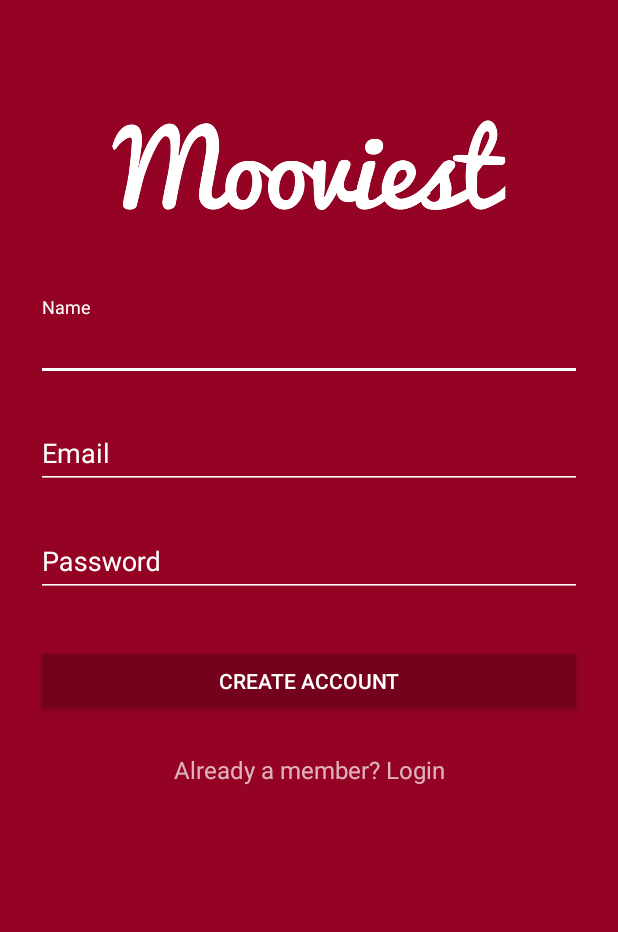
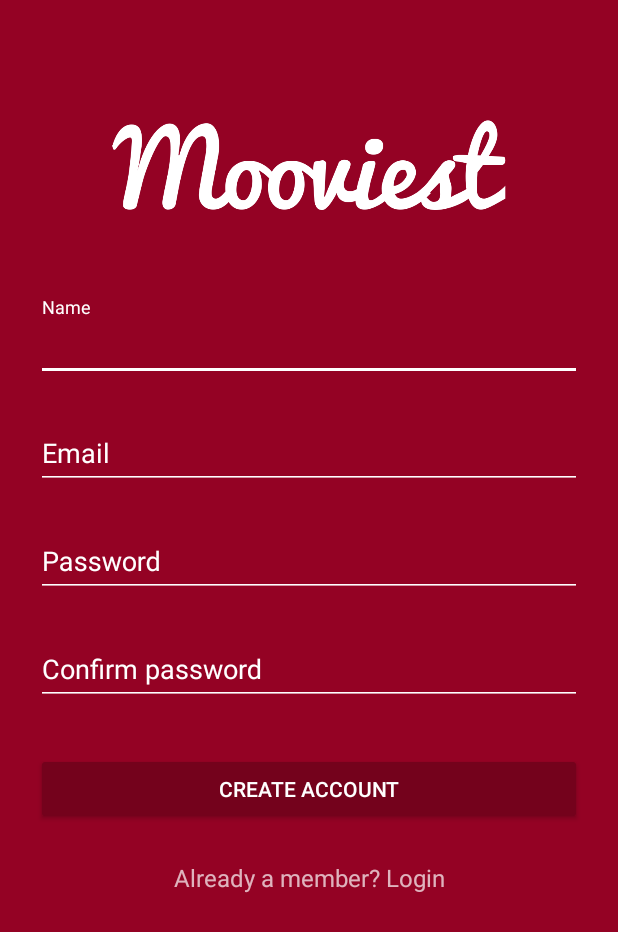
Before and after one commit to JoseAntpr/mooviest_android, an Android app: the SignupActivity screen opened directly, with no data from a screen before it, on a phone screen of 412 x 824 dp. Shown: the top 932 px of the screen. Run offline under Robolectric (Android 15) with nearby library versions, the phone set to English and light mode, and no system bars; network calls fail.

Commit message:
Initial application flow finished

```diff
--- a/app/src/main/java/com/mooviest/ui/activities/MainActivity.java
+++ b/app/src/main/java/com/mooviest/ui/activities/HomeActivity.java
@@ -26,7 +26,7 @@ import com.mooviest.ui.rest.SingletonRestClient;
 import java.util.ArrayList;
 import java.util.List;
 
-public class MainActivity extends AppCompatActivity
+public class HomeActivity extends AppCompatActivity
         implements NavigationView.OnNavigationItemSelectedListener {
 
     private Toolbar toolbar;
@@ -72,10 +72,6 @@ public class MainActivity extends AppCompatActivity
 
         NavigationView navigationView = (NavigationView) findViewById(R.id.nav_view);
         navigationView.setNavigationItemSelectedListener(this);
-
-        //INTENT LoginActivity
-        //Intent intent = new Intent(this, LoginActivity.class);
-        //startActivity(intent);
     }
 
     @Override
--- a/app/src/main/java/com/mooviest/ui/activities/SignupActivity.java
+++ b/app/src/main/java/com/mooviest/ui/activities/SignupActivity.java
@@ -5,6 +5,7 @@ import android.os.Bundle;
 import android.support.v7.app.AppCompatActivity;
 import android.util.Log;
 import android.view.View;
+import android.view.WindowManager;
 import android.widget.Button;
 import android.widget.EditText;
 import android.widget.TextView;
@@ -20,6 +21,7 @@ public class SignupActivity extends AppCompatActivity {
     private EditText nameText;
     private EditText emailText;
     private EditText passwordText;
+    private EditText confirmPasswordText;
     private Button signupButton;
     private TextView loginLink;
 
@@ -30,6 +32,7 @@ public class SignupActivity extends AppCompatActivity {
         nameText = (EditText) findViewById(R.id.input_name);
         emailText = (EditText) findViewById(R.id.input_email);
         passwordText = (EditText) findViewById(R.id.input_password);
+        confirmPasswordText = (EditText) findViewById(R.id.confirm_password);
         signupButton = (Button) findViewById(R.id.btn_signup);
         loginLink = (TextView) findViewById(R.id.link_login);
 
@@ -43,10 +46,12 @@ public class SignupActivity extends AppCompatActivity {
         loginLink.setOnClickListener(new View.OnClickListener() {
             @Override
             public void onClick(View v) {
-                // Finish the registration screen and return to the Login activity
+                // Finish the registration screen and return to the LoginActivity
                 finish();
             }
         });
+
+        this.getWindow().setSoftInputMode(WindowManager.LayoutParams.SOFT_INPUT_STATE_ALWAYS_HIDDEN);
     }
 
     public void signup() {
@@ -54,23 +59,23 @@ public class SignupActivity extends AppCompatActivity {
 
         if (!validate()) {
             onSignupFailed();
-            return;
-        }
+        }else {
 
             signupButton.setEnabled(false);
 
+            String name = nameText.getText().toString();
+            String email = emailText.getText().toString();
+            String password = passwordText.getText().toString();
+
+            //PROGRESS DIALOG EN ASYNCTASK
             final ProgressDialog progressDialog = new ProgressDialog(SignupActivity.this,
                     R.style.AppTheme_Dark_Dialog);
             progressDialog.setIndeterminate(true);
             progressDialog.setMessage("Creating Account...");
             progressDialog.show();
 
-        String name = nameText.getText().toString();
-        String email = emailText.getText().toString();
-        String password = passwordText.getText().toString();
-
-        // TODO: Implement your own signup logic here.
-
+            //CON ASYNCTASK y en onPostExecute llamar al intent HomeActivity
+            //REGISTRAR Y LOGEAR en doInBackground
             new android.os.Handler().postDelayed(
                     new Runnable() {
                         public void run() {
@@ -81,6 +86,7 @@ public class SignupActivity extends AppCompatActivity {
                             progressDialog.dismiss();
                         }
                     }, 3000);
+        }
     }
 
 
@@ -102,6 +108,7 @@ public class SignupActivity extends AppCompatActivity {
         String name = nameText.getText().toString();
         String email = emailText.getText().toString();
         String password = passwordText.getText().toString();
+        String confirmPassword = confirmPasswordText.getText().toString();
 
         if (name.isEmpty() || name.length() < 3) {
             nameText.setError("at least 3 characters");
@@ -122,6 +129,12 @@ public class SignupActivity extends AppCompatActivity {
             valid = false;
         } else {
             passwordText.setError(null);
+            if(password.equals(confirmPassword)){
+                confirmPasswordText.setError(null);
+            }else {
+                valid = false;
+                confirmPasswordText.setError("Passwords do not match");
+            }
         }
 
         return valid;
--- a/app/src/main/java/com/mooviest/ui/rest/SingletonRestClient.java
+++ b/app/src/main/java/com/mooviest/ui/rest/SingletonRestClient.java
@@ -24,7 +24,7 @@ public class SingletonRestClient {
      *
      *      python3 manage.py runserver 0.0.0.0:8000
      */
-    private static String baseUrl = "http://192.168.1.78:8000/api/";
+    private static String baseUrl = "http://192.168.1.220:8000/api/";
     public static MooviestApiInterface mooviestApiInterface;
     private static Retrofit retrofit;
     public ArrayList<Movie> movies_buffer;
--- /dev/null
+++ b/app/src/main/res/drawable/background_splash.xml
@@ -0,0 +1,13 @@
+<?xml version="1.0" encoding="utf-8"?>
+<layer-list xmlns:android="http://schemas.android.com/apk/res/android">
+
+    <item
+        android:drawable="@color/colorAccent"/>
+
+    <item>
+        <bitmap
+            android:gravity="center"
+            android:src="@mipmap/ic_launcher"/>
+    </item>
+
+</layer-list>
--- a/app/src/main/res/layout/activity_login.xml
+++ b/app/src/main/res/layout/activity_login.xml
@@ -29,7 +29,8 @@
                 android:layout_width="match_parent"
                 android:layout_height="wrap_content"
                 android:inputType="textEmailAddress"
-                android:hint="Email" />
+                android:hint="Email"
+                android:imeActionLabel="Enter your email"/>
         </android.support.design.widget.TextInputLayout>
 
         <!--  Password Label -->
@@ -42,7 +43,8 @@
                 android:layout_width="match_parent"
                 android:layout_height="wrap_content"
                 android:inputType="textPassword"
-                android:hint="Password"/>
+                android:hint="Password"
+                android:imeActionLabel="Enter your password"/>
         </android.support.design.widget.TextInputLayout>
 
         <android.support.v7.widget.AppCompatButton
--- a/app/src/main/res/layout/activity_signup.xml
+++ b/app/src/main/res/layout/activity_signup.xml
@@ -29,7 +29,8 @@
                 android:layout_width="match_parent"
                 android:layout_height="wrap_content"
                 android:inputType="textCapWords"
-                android:hint="Name" />
+                android:hint="Name"
+                android:imeActionLabel="Enter your name"/>
         </android.support.design.widget.TextInputLayout>
 
         <!-- Email Label -->
@@ -42,7 +43,8 @@
                 android:layout_width="match_parent"
                 android:layout_height="wrap_content"
                 android:inputType="textEmailAddress"
-                android:hint="Email" />
+                android:hint="Email"
+                android:imeActionLabel="Enter your email"/>
         </android.support.design.widget.TextInputLayout>
 
         <!-- Password Label -->
@@ -55,7 +57,22 @@
                 android:layout_width="match_parent"
                 android:layout_height="wrap_content"
                 android:inputType="textPassword"
-                android:hint="Password"/>
+                android:hint="Password"
+                android:imeActionLabel="Enter your password"/>
+        </android.support.design.widget.TextInputLayout>
+
+        <!-- Password Label -->
+        <android.support.design.widget.TextInputLayout
+            android:layout_width="match_parent"
+            android:layout_height="wrap_content"
+            android:layout_marginTop="8dp"
+            android:layout_marginBottom="8dp">
+            <EditText android:id="@+id/confirm_password"
+                android:layout_width="match_parent"
+                android:layout_height="wrap_content"
+                android:inputType="textPassword"
+                android:hint="Confirm password"
+                android:imeActionLabel="Confirm your password"/>
         </android.support.design.widget.TextInputLayout>
 
         <!-- Signup Button -->
--- a/app/src/main/res/layout/app_bar_main.xml
+++ b/app/src/main/res/layout/app_bar_main.xml
@@ -5,7 +5,7 @@
     android:layout_width="match_parent"
     android:layout_height="match_parent"
     android:fitsSystemWindows="true"
-    tools:context=".ui.activities.MainActivity">
+    tools:context=".ui.activities.HomeActivity">
 
     <android.support.design.widget.AppBarLayout
         android:layout_width="match_parent"
--- a/app/src/main/res/layout/content_main.xml
+++ b/app/src/main/res/layout/content_main.xml
@@ -9,7 +9,7 @@
     android:paddingRight="@dimen/activity_horizontal_margin"
     android:paddingTop="@dimen/activity_vertical_margin"
     app:layout_behavior="@string/appbar_scrolling_view_behavior"
-    tools:context=".ui.activities.MainActivity"
+    tools:context=".ui.activities.HomeActivity"
     tools:showIn="@layout/app_bar_main">
 
     <TextView
--- a/app/src/main/res/values/strings.xml
+++ b/app/src/main/res/values/strings.xml
@@ -23,4 +23,5 @@
         completions."
     </string>
     <string name="title_activity_signup">Sign up</string>
+    <string name="title_activity_splash_screen">SplashScreenActivity</string>
 </resources>
--- a/app/src/main/res/values/styles.xml
+++ b/app/src/main/res/values/styles.xml
@@ -24,6 +24,10 @@
         <item name="android:background">@color/colorPrimary</item>
     </style>
 
+    <style name="SplashTheme" parent="Theme.AppCompat.NoActionBar">
+        <item name="android:windowBackground">@drawable/background_splash</item>
+    </style>
+
     <style name="AppTheme.Sign" parent="Theme.AppCompat.NoActionBar">
         <item name="colorPrimary">@color/colorPrimary</item>
         <item name="colorPrimaryDark">@color/colorPrimaryDark</item>
```
Also changed, not shown: app/src/main/AndroidManifest.xml (+8 -4 lines), app/src/main/java/com/mooviest/ui/activities/LoginActivity.java (+101 -17 lines), app/src/main/java/com/mooviest/ui/activities/OneFragment.java (+10 -8 lines), app/src/main/java/com/mooviest/ui/activities/SplashScreenActivity.java (added, +75 -0 lines), app/src/main/res/layout/activity_splash_screen.xml (added, +8 -0 lines). Lines whose indentation alone changed are shown as unchanged.
